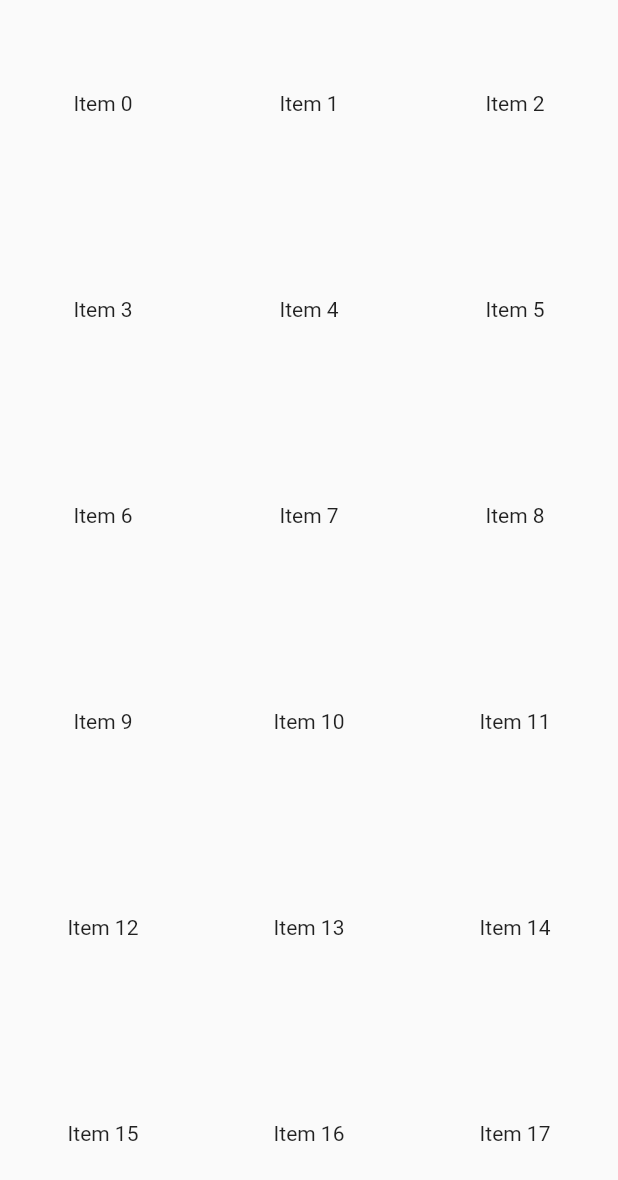
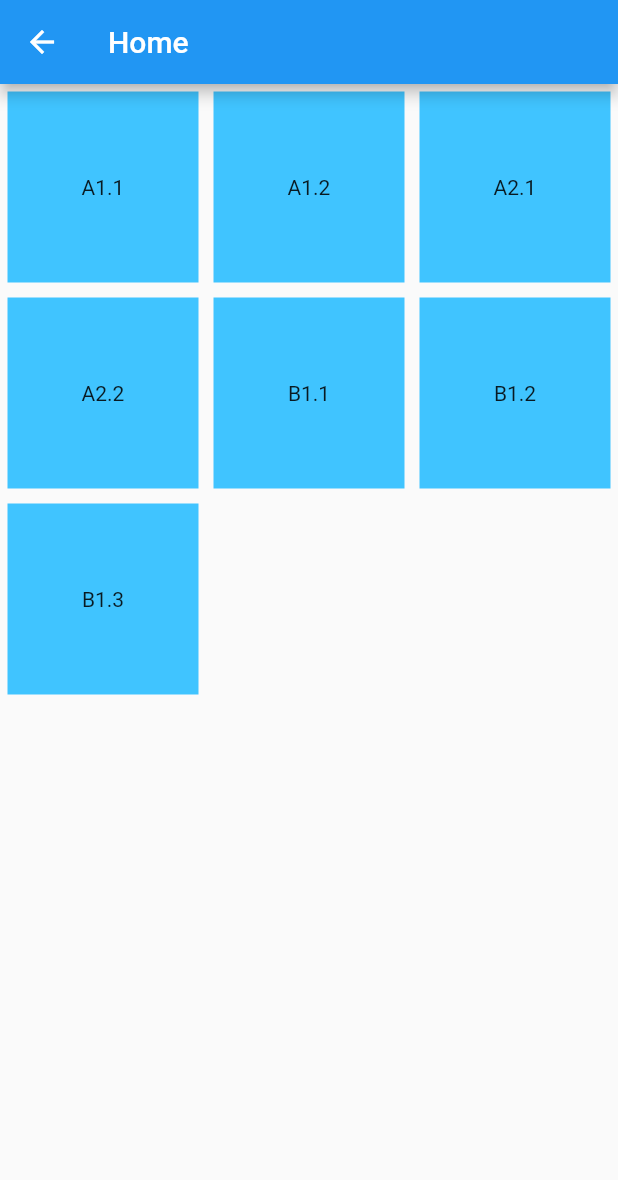
Before and after one commit to b-laztornex/deutschcards, a Flutter app: the HomePage screen opened directly, on a phone screen of 412 x 824 dp. Shown: the top 1180 px of the screen. Run offline on Flutter 3.47's test engine with Material 2 defaults, Android fonts, the phone set to English and light mode, and no system bars.

Commit message:
Add level a1.1 screen

```diff
--- a/lib/config/constants.dart
+++ b/lib/config/constants.dart
@@ -14,6 +14,16 @@ class AppConstants {
         'verben', 'Conectar, enchufar algo, unirse a alguien', 'conectar', 'https://i.picsum.photos/id/901/200/300.jpg'),
     CardItem('anziehen (sich)', 'er zieht an', 'zog an', 'hat angezogen',
         'verben', 'Vestir algo, vestir a alguien, vestirse', 'vestirse', 'https://i.picsum.photos/id/901/200/300.jpg'),
+  ];
+
+  List<String> levels = [
+    "A1.1",
+    "A1.2",
+    "A2.1",
+    "A2.2",
+    "B1.1",
+    "B1.2",
+    "B1.3",
   ];
 
   List<String> translations = [
--- a/lib/ui/screens/home/index.dart
+++ b/lib/ui/screens/home/index.dart
@@ -1,4 +1,5 @@
 import 'package:flutter/material.dart';
+import 'package:german_card/config/constants.dart';
 
 class HomePage extends StatelessWidget {
   const HomePage({
@@ -12,24 +13,38 @@ class HomePage extends StatelessWidget {
 
   @override
   Widget build(BuildContext context) {
-    return GridView.count(
+    return Scaffold(
+      appBar: AppBar(
+        // Here we take the value from the Selection object that was created by
+        // the App.build method, and use it to set our appbar title.
+        title: Text("Home"),
+      ),
+      body: GridView.count(
         // Create a grid with 2 columns. If you change the scrollDirection to
         // horizontal, this produces 2 rows.
         crossAxisCount: 3,
         // Generate 100 widgets that display their index in the List.
-      children: List.generate(100, (index) {
-        return GestureDetector(
+        children: AppConstants()
+            .levels
+            .map((lvl) => GestureDetector(
                 onTap: () {
                   // Navigate to the second screen using a named route.
-            Navigator.pushNamed(context, '/second');
+
+                  Navigator.pushNamed(context, '/$lvl');
                 },
+                child: Padding(
+                  padding: EdgeInsets.all(5.0),
+                  child: Container(
+                    color: Colors.lightBlueAccent,
                     child: Center(
                       child: Text(
-              'Item $index',
+                        '$lvl',
                       ),
                     ),
-        );
-      }),
+                  ),
+                )))
+            .toList(),
+      ),
     );
   }
 }
```
Also changed, not shown: lib/config/levels/a11.dart (added, +60 -0 lines), lib/main.dart (+6 -2 lines), lib/ui/screens/levels/A1.1/index.dart (added, +47 -0 lines), lib/ui/screens/selection/index.dart (+3 -5 lines), lib/config/levels/a12.dart (added), 2 other files. Lines whose indentation alone changed are shown as unchanged.
